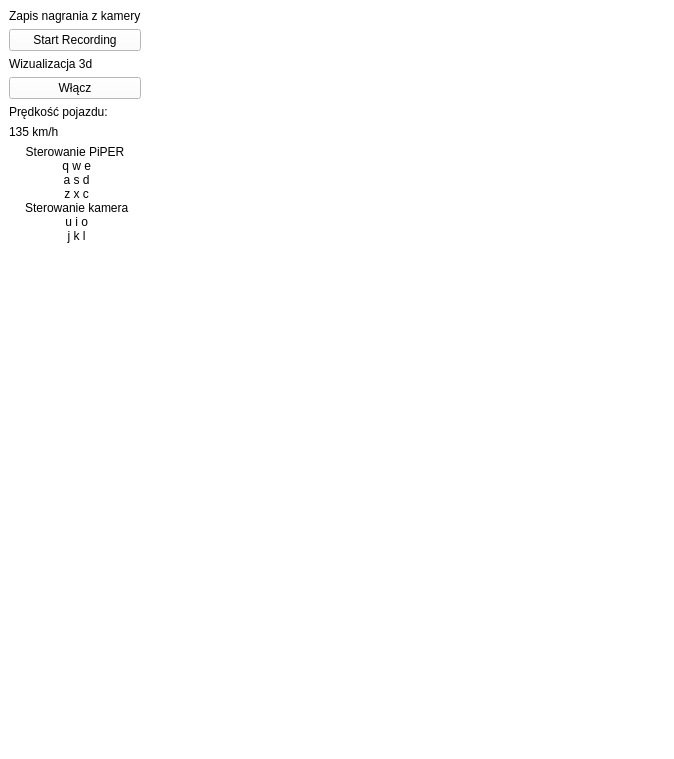
The window that Ui/mainwindow.ui (Dezinter8/Piper_Gui) describes before a commit, drawn with Qt 5.
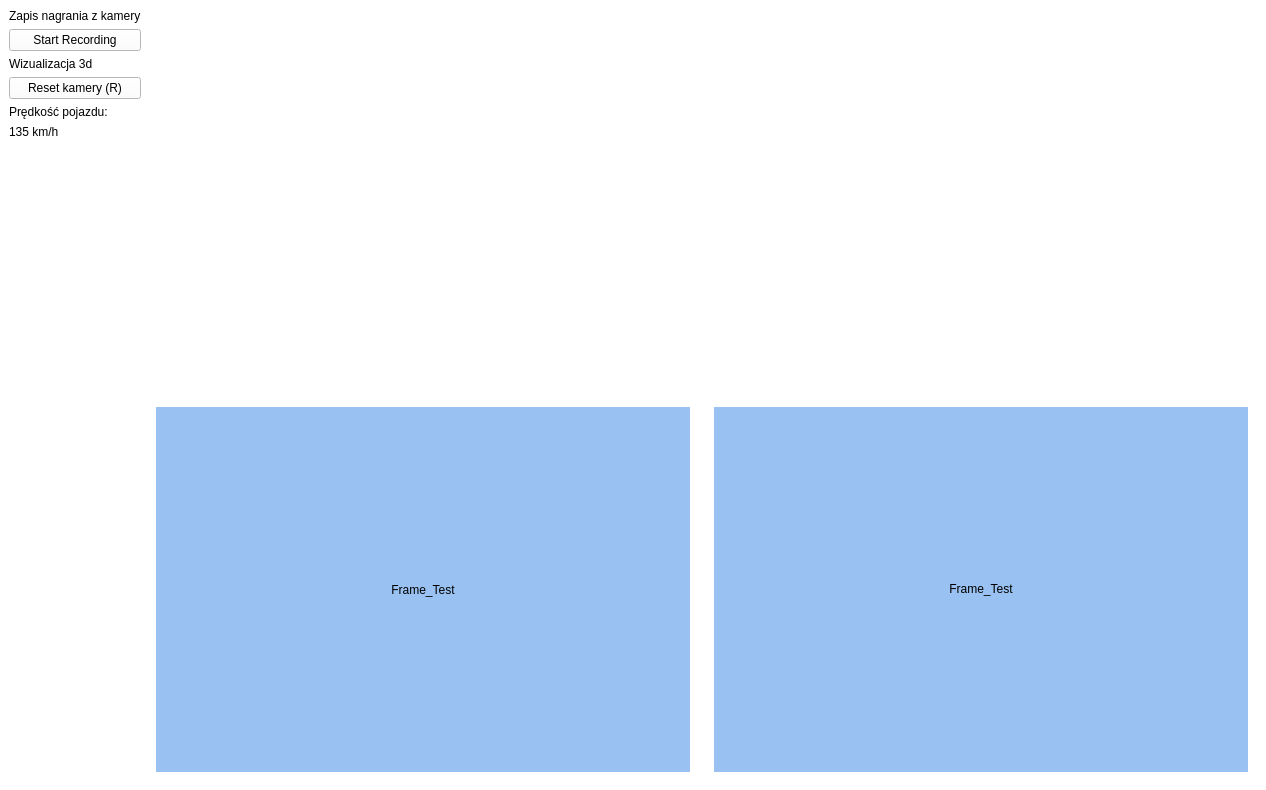
The same window after the commit.

```diff
--- a/Ui/mainwindow.ui
+++ b/Ui/mainwindow.ui
@@ -6,8 +6,8 @@
    <rect>
     <x>0</x>
     <y>0</y>
-    <width>674</width>
-    <height>759</height>
+    <width>1266</width>
+    <height>790</height>
    </rect>
   </property>
   <property name="palette">
@@ -541,7 +541,7 @@
           <item>
            <widget class="QPushButton" name="vizualization_button">
             <property name="text">
-             <string>Włącz</string>
+             <string>Reset kamery (R)</string>
             </property>
            </widget>
           </item>
@@ -559,28 +559,6 @@
             </property>
            </widget>
           </item>
-          <item>
-           <widget class="QLabel" name="info_label">
-            <property name="layoutDirection">
-             <enum>Qt::LeftToRight</enum>
-            </property>
-            <property name="text">
-             <string>Sterowanie PiPER
- q w e
- a s d
- z x c
- Sterowanie kamera
- u i o
- j k l</string>
-            </property>
-            <property name="alignment">
-             <set>Qt::AlignCenter</set>
-            </property>
-            <property name="textInteractionFlags">
-             <set>Qt::LinksAccessibleByMouse|Qt::TextSelectableByMouse</set>
-            </property>
-           </widget>
-          </item>
          </layout>
         </widget>
        </item>
@@ -598,10 +576,7 @@
       <property name="frameShadow">
        <enum>QFrame::Raised</enum>
       </property>
-      <layout class="QVBoxLayout" name="verticalLayout_2">
-       <property name="spacing">
-        <number>9</number>
-       </property>
+      <layout class="QGridLayout" name="gridLayout">
        <property name="leftMargin">
         <number>0</number>
        </property>
@@ -614,8 +589,14 @@
        <property name="bottomMargin">
         <number>0</number>
        </property>
-       <item>
+       <item row="0" column="0">
         <widget class="QFrame" name="camera_frame">
+         <property name="sizePolicy">
+          <sizepolicy hsizetype="Expanding" vsizetype="Expanding">
+           <horstretch>0</horstretch>
+           <verstretch>0</verstretch>
+          </sizepolicy>
+         </property>
          <property name="minimumSize">
           <size>
            <width>320</width>
@@ -630,8 +611,14 @@
          </property>
         </widget>
        </item>
-       <item>
-        <widget class="QFrame" name="realtime_frame">
+       <item row="0" column="1">
+        <widget class="QFrame" name="vtk_frame">
+         <property name="sizePolicy">
+          <sizepolicy hsizetype="Expanding" vsizetype="Expanding">
+           <horstretch>0</horstretch>
+           <verstretch>0</verstretch>
+          </sizepolicy>
+         </property>
          <property name="minimumSize">
           <size>
            <width>320</width>
@@ -646,8 +633,14 @@
          </property>
         </widget>
        </item>
-       <item>
+       <item row="1" column="1">
         <widget class="QFrame" name="map_frame">
+         <property name="sizePolicy">
+          <sizepolicy hsizetype="Expanding" vsizetype="Expanding">
+           <horstretch>0</horstretch>
+           <verstretch>0</verstretch>
+          </sizepolicy>
+         </property>
          <property name="minimumSize">
           <size>
            <width>320</width>
@@ -660,6 +653,327 @@
          <property name="frameShadow">
           <enum>QFrame::Raised</enum>
          </property>
+         <layout class="QVBoxLayout" name="verticalLayout_2">
+          <item>
+           <widget class="QLabel" name="label_6">
+            <property name="palette">
+             <palette>
+              <active>
+               <colorrole role="Base">
+                <brush brushstyle="SolidPattern">
+                 <color alpha="255">
+                  <red>255</red>
+                  <green>255</green>
+                  <blue>255</blue>
+                 </color>
+                </brush>
+               </colorrole>
+               <colorrole role="Window">
+                <brush brushstyle="SolidPattern">
+                 <color alpha="255">
+                  <red>153</red>
+                  <green>193</green>
+                  <blue>241</blue>
+                 </color>
+                </brush>
+               </colorrole>
+              </active>
+              <inactive>
+               <colorrole role="Base">
+                <brush brushstyle="SolidPattern">
+                 <color alpha="255">
+                  <red>255</red>
+                  <green>255</green>
+                  <blue>255</blue>
+                 </color>
+                </brush>
+               </colorrole>
+               <colorrole role="Window">
+                <brush brushstyle="SolidPattern">
+                 <color alpha="255">
+                  <red>153</red>
+                  <green>193</green>
+                  <blue>241</blue>
+                 </color>
+                </brush>
+               </colorrole>
+              </inactive>
+              <disabled>
+               <colorrole role="Base">
+                <brush brushstyle="SolidPattern">
+                 <color alpha="255">
+                  <red>153</red>
+                  <green>193</green>
+                  <blue>241</blue>
+                 </color>
+                </brush>
+               </colorrole>
+               <colorrole role="Window">
+                <brush brushstyle="SolidPattern">
+                 <color alpha="255">
+                  <red>153</red>
+                  <green>193</green>
+                  <blue>241</blue>
+                 </color>
+                </brush>
+               </colorrole>
+              </disabled>
+             </palette>
+            </property>
+            <property name="layoutDirection">
+             <enum>Qt::LeftToRight</enum>
+            </property>
+            <property name="autoFillBackground">
+             <bool>true</bool>
+            </property>
+            <property name="text">
+             <string>Frame_Test</string>
+            </property>
+            <property name="textFormat">
+             <enum>Qt::RichText</enum>
+            </property>
+            <property name="alignment">
+             <set>Qt::AlignCenter</set>
+            </property>
+           </widget>
+          </item>
+         </layout>
+        </widget>
+       </item>
+       <item row="1" column="0">
+        <widget class="QFrame" name="realtime_frame">
+         <property name="sizePolicy">
+          <sizepolicy hsizetype="Expanding" vsizetype="Expanding">
+           <horstretch>0</horstretch>
+           <verstretch>0</verstretch>
+          </sizepolicy>
+         </property>
+         <property name="minimumSize">
+          <size>
+           <width>320</width>
+           <height>180</height>
+          </size>
+         </property>
+         <property name="frameShape">
+          <enum>QFrame::NoFrame</enum>
+         </property>
+         <property name="frameShadow">
+          <enum>QFrame::Raised</enum>
+         </property>
+         <layout class="QHBoxLayout" name="horizontalLayout_2">
+          <item>
+           <widget class="QLabel" name="label_5">
+            <property name="palette">
+             <palette>
+              <active>
+               <colorrole role="WindowText">
+                <brush brushstyle="SolidPattern">
+                 <color alpha="255">
+                  <red>0</red>
+                  <green>0</green>
+                  <blue>0</blue>
+                 </color>
+                </brush>
+               </colorrole>
+               <colorrole role="Button">
+                <brush brushstyle="SolidPattern">
+                 <color alpha="255">
+                  <red>255</red>
+                  <green>255</green>
+                  <blue>255</blue>
+                 </color>
+                </brush>
+               </colorrole>
+               <colorrole role="Light">
+                <brush brushstyle="SolidPattern">
+                 <color alpha="255">
+                  <red>255</red>
+                  <green>255</green>
+                  <blue>255</blue>
+                 </color>
+                </brush>
+               </colorrole>
+               <colorrole role="Midlight">
+                <brush brushstyle="SolidPattern">
+                 <color alpha="255">
+                  <red>255</red>
+                  <green>255</green>
+                  <blue>255</blue>
+                 </color>
+                </brush>
+               </colorrole>
+               <colorrole role="BrightText">
+                <brush brushstyle="SolidPattern">
+                 <color alpha="255">
+                  <red>255</red>
+                  <green>255</green>
+                  <blue>255</blue>
+                 </color>
+                </brush>
+               </colorrole>
+               <colorrole role="Base">
+                <brush brushstyle="SolidPattern">
+                 <color alpha="255">
+                  <red>255</red>
+                  <green>255</green>
+                  <blue>255</blue>
+                 </color>
+                </brush>
+               </colorrole>
+               <colorrole role="Window">
+                <brush brushstyle="SolidPattern">
+                 <color alpha="255">
+                  <red>153</red>
+                  <green>193</green>
+                  <blue>241</blue>
+                 </color>
+                </brush>
+               </colorrole>
+              </active>
+              <inactive>
+               <colorrole role="WindowText">
+                <brush brushstyle="SolidPattern">
+                 <color alpha="255">
+                  <red>0</red>
+                  <green>0</green>
+                  <blue>0</blue>
+                 </color>
+                </brush>
+               </colorrole>
+               <colorrole role="Button">
+                <brush brushstyle="SolidPattern">
+                 <color alpha="255">
+                  <red>255</red>
+                  <green>255</green>
+                  <blue>255</blue>
+                 </color>
+                </brush>
+               </colorrole>
+               <colorrole role="Light">
+                <brush brushstyle="SolidPattern">
+                 <color alpha="255">
+                  <red>255</red>
+                  <green>255</green>
+                  <blue>255</blue>
+                 </color>
+                </brush>
+               </colorrole>
+               <colorrole role="Midlight">
+                <brush brushstyle="SolidPattern">
+                 <color alpha="255">
+                  <red>255</red>
+                  <green>255</green>
+                  <blue>255</blue>
+                 </color>
+                </brush>
+               </colorrole>
+               <colorrole role="BrightText">
+                <brush brushstyle="SolidPattern">
+                 <color alpha="255">
+                  <red>255</red>
+                  <green>255</green>
+                  <blue>255</blue>
+                 </color>
+                </brush>
+               </colorrole>
+               <colorrole role="Base">
+                <brush brushstyle="SolidPattern">
+                 <color alpha="255">
+                  <red>255</red>
+                  <green>255</green>
+                  <blue>255</blue>
+                 </color>
+                </brush>
+               </colorrole>
+               <colorrole role="Window">
+                <brush brushstyle="SolidPattern">
+                 <color alpha="255">
+                  <red>153</red>
+                  <green>193</green>
+                  <blue>241</blue>
+                 </color>
+                </brush>
+               </colorrole>
+              </inactive>
+              <disabled>
+               <colorrole role="WindowText">
+                <brush brushstyle="SolidPattern">
+                 <color alpha="255">
+                  <red>127</red>
+                  <green>127</green>
+                  <blue>127</blue>
+                 </color>
+                </brush>
+               </colorrole>
+               <colorrole role="Button">
+                <brush brushstyle="SolidPattern">
+                 <color alpha="255">
+                  <red>255</red>
+                  <green>255</green>
+                  <blue>255</blue>
+                 </color>
+                </brush>
+               </colorrole>
+               <colorrole role="Light">
+                <brush brushstyle="SolidPattern">
+                 <color alpha="255">
+                  <red>255</red>
+                  <green>255</green>
+                  <blue>255</blue>
+                 </color>
+                </brush>
+               </colorrole>
+               <colorrole role="Midlight">
+                <brush brushstyle="SolidPattern">
+                 <color alpha="255">
+                  <red>255</red>
+                  <green>255</green>
+                  <blue>255</blue>
+                 </color>
+                </brush>
+               </colorrole>
+               <colorrole role="BrightText">
+                <brush brushstyle="SolidPattern">
+                 <color alpha="255">
+                  <red>255</red>
+                  <green>255</green>
+                  <blue>255</blue>
+                 </color>
+                </brush>
+               </colorrole>
+               <colorrole role="Base">
+                <brush brushstyle="SolidPattern">
+                 <color alpha="255">
+                  <red>153</red>
+                  <green>193</green>
+                  <blue>241</blue>
+                 </color>
+                </brush>
+               </colorrole>
+               <colorrole role="Window">
+                <brush brushstyle="SolidPattern">
+                 <color alpha="255">
+                  <red>153</red>
+                  <green>193</green>
+                  <blue>241</blue>
+                 </color>
+                </brush>
+               </colorrole>
+              </disabled>
+             </palette>
+            </property>
+            <property name="autoFillBackground">
+             <bool>true</bool>
+            </property>
+            <property name="text">
+             <string>Frame_Test</string>
+            </property>
+            <property name="alignment">
+             <set>Qt::AlignCenter</set>
+            </property>
+           </widget>
+          </item>
+         </layout>
         </widget>
        </item>
       </layout>
```
Left out of the diff: 4 changed lines with no effect on the pictures.
